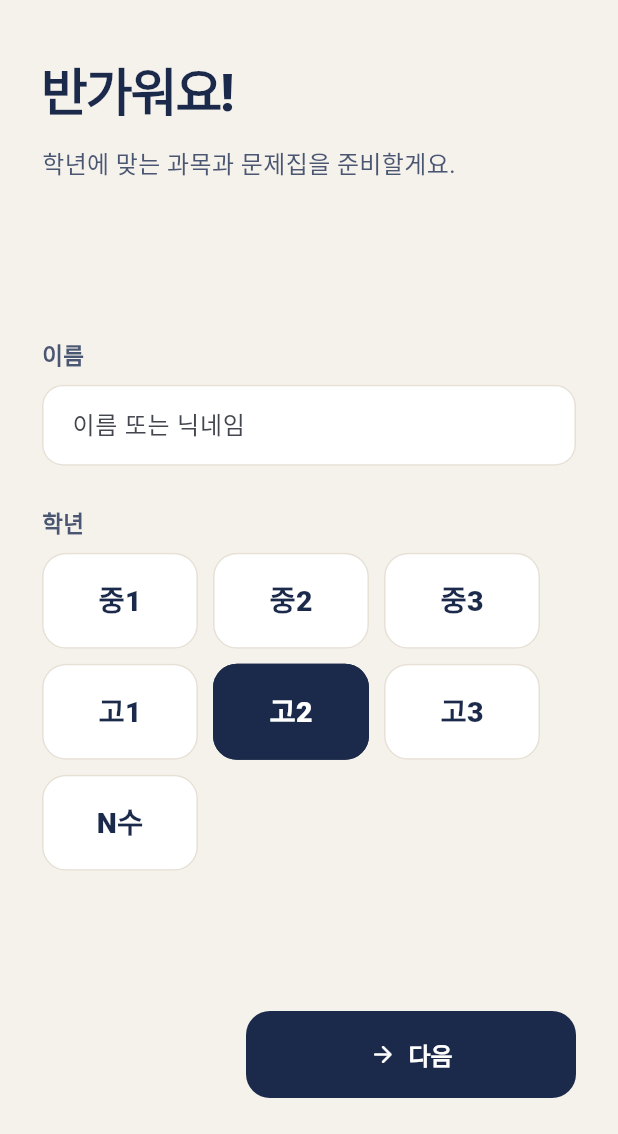
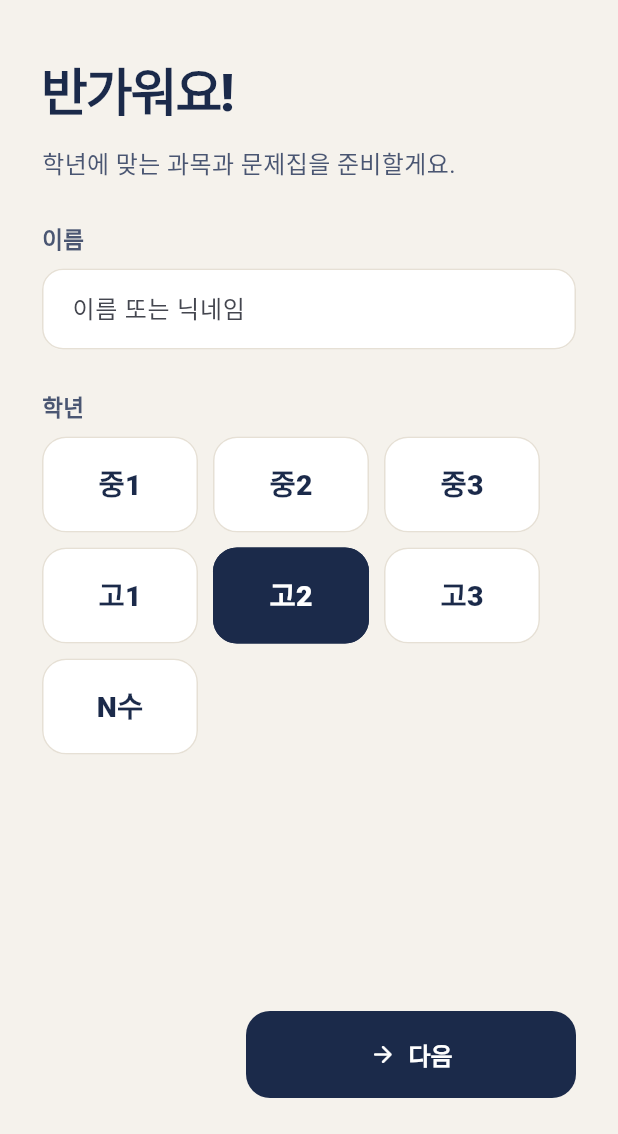
Before and after one commit to BruceKalifa/study-app, a Flutter app: the screen it shows after launch, on a phone screen of 412 x 824 dp, the part 102-1236 px from its top. Run offline on Flutter 3.47's test engine with Material 3 defaults, Android fonts, the phone set to English and light mode, and no system bars; missing offline and left inert: flutter_math_fork, google_mlkit_digital_ink_recognition; accounts and stored records are empty; Roboto replaces fonts that are missing (Pretendard).

Commit message:
Polish: 배점 after a trailing table, chart label font, readable 내 과목만 chip, onboarding content aligned left
Co-Authored-By: Claude Opus 5.5 <noreply@anthropic.com>
Claude-Session: https://claude.ai/code/session_015XQeDd3pnVuqpyV7fCEfmc

```diff
--- a/lib/screens/library_screen.dart
+++ b/lib/screens/library_screen.dart
@@ -379,6 +379,9 @@ class _LibraryScreenState extends State<LibraryScreen> {
               key: const Key('lib-mine'),
               label: const Text('내 과목만'),
               selected: _mine,
+              selectedColor: AppColors.ink,
+              checkmarkColor: Colors.white,
+              labelStyle: TextStyle(color: _mine ? Colors.white : AppColors.ink, fontWeight: FontWeight.w700),
               onSelected: (v) => setState(() => _mine = v),
             ),
           ]),
--- a/lib/screens/onboarding_screen.dart
+++ b/lib/screens/onboarding_screen.dart
@@ -122,9 +122,13 @@ class _OnboardingScreenState extends State<OnboardingScreen> {
                 Expanded(
                   child: AnimatedSwitcher(
                     duration: const Duration(milliseconds: 220),
+                    layoutBuilder: (current, previous) => Stack(
+                      alignment: Alignment.topLeft,
+                      children: [...previous, if (current != null) current],
+                    ),
                     child: KeyedSubtree(
                       key: ValueKey(_step),
-                      child: SingleChildScrollView(child: _body(app)),
+                      child: SingleChildScrollView(child: SizedBox(width: double.infinity, child: _body(app))),
                     ),
                   ),
                 ),
--- a/lib/screens/planner_screen.dart
+++ b/lib/screens/planner_screen.dart
@@ -569,6 +569,7 @@ class _WeekBars extends CustomPainter {
       tp.text = TextSpan(
           text: labels[i],
           style: TextStyle(
+              fontFamily: AppTheme.font,
               fontSize: 12.5,
               fontWeight: FontWeight.w700,
               color: i == study.length - 1 ? AppColors.ink : AppColors.inkMuted));
@@ -597,7 +598,7 @@ class _GradeChart extends CustomPainter {
     double y(num g) => top + h * (g - 1) / 8;
     for (var g = 1; g <= 9; g++) {
       canvas.drawLine(Offset(left, y(g)), Offset(left + w, y(g)), grid);
-      tp.text = TextSpan(text: '$g', style: const TextStyle(fontSize: 11.5, color: AppColors.inkMuted, fontWeight: FontWeight.w700));
+      tp.text = TextSpan(text: '$g', style: const TextStyle(fontFamily: AppTheme.font, fontSize: 11.5, color: AppColors.inkMuted, fontWeight: FontWeight.w700));
       tp.layout();
       tp.paint(canvas, Offset(left - 10 - tp.width, y(g) - tp.height / 2));
     }
@@ -606,7 +607,7 @@ class _GradeChart extends CustomPainter {
     for (var i = 0; i < n; i++) {
       tp.text = TextSpan(
           text: list[i].name.length > 8 ? list[i].name.substring(0, 8) : list[i].name,
-          style: const TextStyle(fontSize: 11.5, color: AppColors.inkSoft, fontWeight: FontWeight.w700));
+          style: const TextStyle(fontFamily: AppTheme.font, fontSize: 11.5, color: AppColors.inkSoft, fontWeight: FontWeight.w700));
       tp.layout();
       tp.paint(canvas, Offset((x(i) - tp.width / 2).clamp(0, size.width - tp.width), size.height - bottom + 6));
     }
--- a/lib/widgets/problem_card.dart
+++ b/lib/widgets/problem_card.dart
@@ -234,7 +234,11 @@ class ProblemSheet extends StatelessWidget {
                         ]),
                       ),
                       Expanded(
-                        child: MathText('${p.stem}  [${problemPoints(p)}점]',
+                        // a stem that ends with a table gets its 배점 on the next line
+                        child: MathText(
+                            RegExp(r'\n\s*\|[^\n]*$').hasMatch(p.stem)
+                                ? '${p.stem}\n[${problemPoints(p)}점]'
+                                : '${p.stem}  [${problemPoints(p)}점]',
                             style: const TextStyle(fontSize: 25, fontWeight: FontWeight.w400)),
                       ),
                     ],
```
